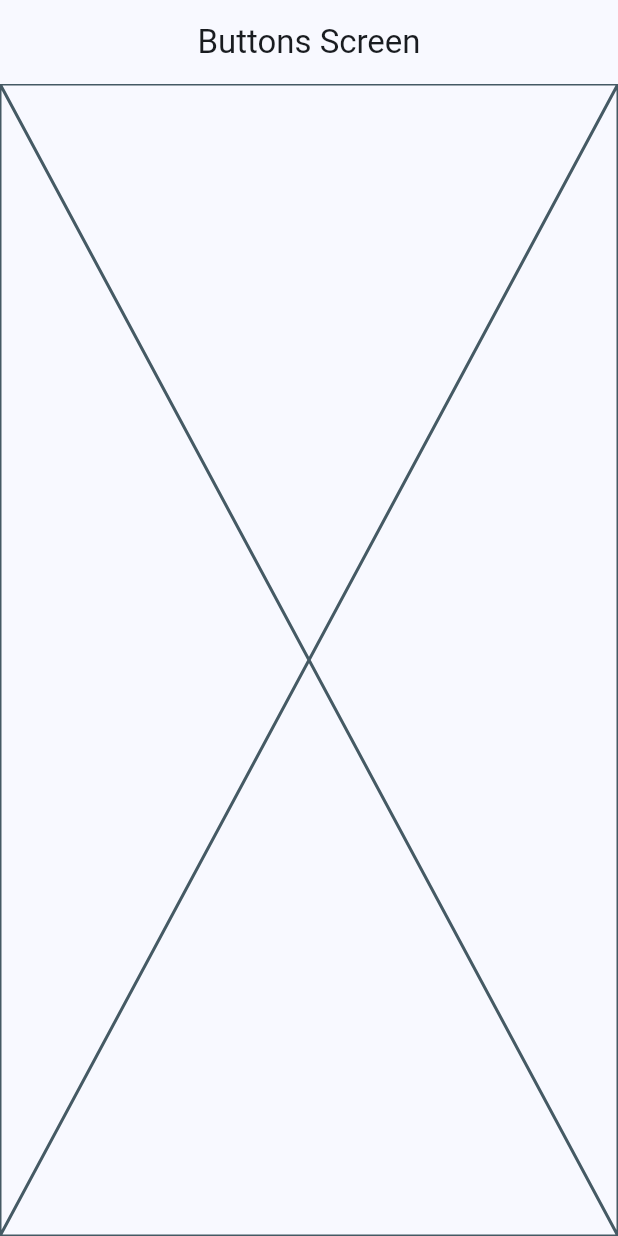
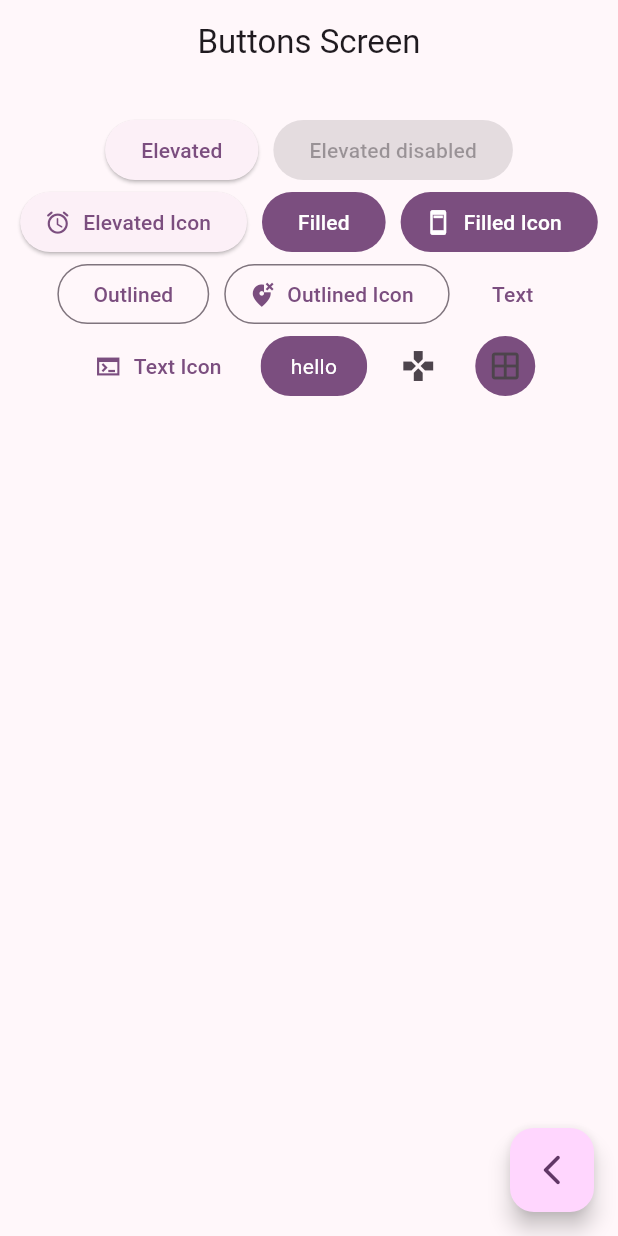
Before and after one commit to ArtroxxDev/widgets, a Flutter app: the ButtonScreen screen opened by its route, on a phone screen of 412 x 824 dp. Run offline on Flutter 3.47's test engine with Material 3 defaults, Android fonts, the phone set to English and light mode, and no system bars; our stand-ins replace go_router.

Commit message:
boton personalizado creado

```diff
--- a/lib/config/presentation/screens/buttons/buttons_screen.dart
+++ b/lib/config/presentation/screens/buttons/buttons_screen.dart
@@ -1,13 +1,103 @@
 import 'package:flutter/material.dart';
+import 'package:go_router/go_router.dart';
 
 class ButtonScreen extends StatelessWidget {
+  static const String name = "ButtonScreen";
   const ButtonScreen({super.key});
 
   @override
   Widget build(BuildContext context) {
     return Scaffold(
       appBar: AppBar(title: const Text('Buttons Screen')),
-      body: const Placeholder(),
+      body: const _ButtonsView(),
+      floatingActionButton: FloatingActionButton(
+        onPressed: () {
+          context.pop();
+        },
+        child: const Icon(Icons.arrow_back_ios_new_rounded),
+      ),
     );
   }
 }
+
+class _ButtonsView extends StatelessWidget {
+  const _ButtonsView();
+
+  @override
+  Widget build(BuildContext context) {
+    final colors = Theme.of(context).colorScheme;
+    return SizedBox(
+      width: double.infinity, //definicion de las dimensiones del box
+      child: Padding(
+        padding: const EdgeInsets.symmetric(
+            horizontal: 10,
+            vertical: 20), //para que no quede tan pegado a las esquinas
+        child: Wrap(
+          spacing: 10, //añado espacio entre los iconos
+          crossAxisAlignment:
+              WrapCrossAlignment.center, //para alinear los iconos
+          alignment: WrapAlignment.center, //tambien para alinearlos
+          children: [
+            ElevatedButton(onPressed: () {}, child: const Text('Elevated')),
+            const ElevatedButton(
+              onPressed: null,
+              child: Text('Elevated disabled'),
+            ),
+            ElevatedButton.icon(
+                onPressed: () {},
+                icon: const Icon(Icons.access_alarm_rounded),
+                label: const Text('Elevated Icon')),
+            FilledButton(onPressed: () {}, child: const Text('Filled')),
+            FilledButton.icon(
+                onPressed: () {},
+                icon: const Icon(Icons.ad_units),
+                label: const Text('Filled Icon')),
+            OutlinedButton(onPressed: () {}, child: const Text('Outlined')),
+            OutlinedButton.icon(
+                onPressed: () {},
+                icon: const Icon(Icons.wrong_location),
+                label: const Text('Outlined Icon')),
+            TextButton(onPressed: () {}, child: const Text('Text')),
+            TextButton.icon(
+                onPressed: () {},
+                icon: const Icon(Icons.terminal_sharp),
+                label: const Text('Text Icon')),
+            const CustomButton(),
+            IconButton(onPressed: () {}, icon: const Icon(Icons.gamepad_sharp)),
+            IconButton(
+              onPressed: () {},
+              icon: const Icon(Icons.window_outlined),
+              style: ButtonStyle(
+                  backgroundColor: MaterialStatePropertyAll(colors.primary)),
+            )
+          ],
+        ),
+      ),
+    );
+  }
+}
+
+class CustomButton extends StatelessWidget {
+  const CustomButton({super.key});
+
+  @override
+  Widget build(BuildContext context) {
+    final colors = Theme.of(context).colorScheme;
+    return ClipRRect(
+      borderRadius: BorderRadius.circular(20),
+      child: Material(
+        color: colors.primary,
+        child: InkWell(
+          onTap: () {},
+          child: const Padding(
+            padding: EdgeInsets.symmetric(horizontal: 20, vertical: 10),
+            child: Text(
+              'hello',
+              style: TextStyle(color: Colors.white),
+            ),
+          ),
+        ),
+      ),
+    );
+  }
+}
--- a/lib/config/presentation/screens/cards/cards_screen.dart
+++ b/lib/config/presentation/screens/cards/cards_screen.dart
@@ -1,6 +1,7 @@
 import 'package:flutter/material.dart';
 
 class CardsScreen extends StatelessWidget {
+  static const String name = "CardsScreen";
   const CardsScreen({super.key});
 
   @override
--- a/lib/config/presentation/screens/home/home_screen.dart
+++ b/lib/config/presentation/screens/home/home_screen.dart
@@ -3,6 +3,7 @@ import 'package:go_router/go_router.dart';
 import 'package:widgets_app/config/menu/menu_items.dart';
 
 class HomeScreen extends StatelessWidget {
+  static const String name = "HomeScreen";
   const HomeScreen({super.key});
 
   @override
@@ -51,6 +52,8 @@ class _CustomListTile extends StatelessWidget {
         // Navigator.pushNamed(context, menuItem.link);
 
         context.push(menuItem.link);
+
+        //context.pushNamed(menuItem.);
       },
     );
   }
--- a/lib/config/router/app_router.dart
+++ b/lib/config/router/app_router.dart
@@ -4,14 +4,17 @@ import 'package:widgets_app/config/presentation/screens/screens.dart';
 final appRouter = GoRouter(routes: [
   GoRoute(
     path: '/',
+    name: HomeScreen.name,
     builder: (context, state) => const HomeScreen(),
   ),
   GoRoute(
     path: '/buttons',
+    name: ButtonScreen.name,
     builder: (context, state) => const ButtonScreen(),
   ),
   GoRoute(
     path: '/cards',
+    name: CardsScreen.name,
     builder: (context, state) => const CardsScreen(),
   )
 ]);
--- a/lib/config/theme/app_theme.dart
+++ b/lib/config/theme/app_theme.dart
@@ -26,7 +26,7 @@ class AppTheme {
 
   ThemeData getTheme() => ThemeData(
       colorSchemeSeed: colorList[selectedColor],
-      appBarTheme: AppBarTheme(
+      appBarTheme: const AppBarTheme(
         centerTitle: true,
       ));
 }
--- a/lib/main.dart
+++ b/lib/main.dart
@@ -15,7 +15,7 @@ class MainApp extends StatelessWidget {
     return MaterialApp.router(
       routerConfig: appRouter,
       debugShowCheckedModeBanner: false,
-      theme: AppTheme(selectedColor: 2).getTheme(),
+      theme: AppTheme(selectedColor: 4).getTheme(),
     );
   }
 }
```
